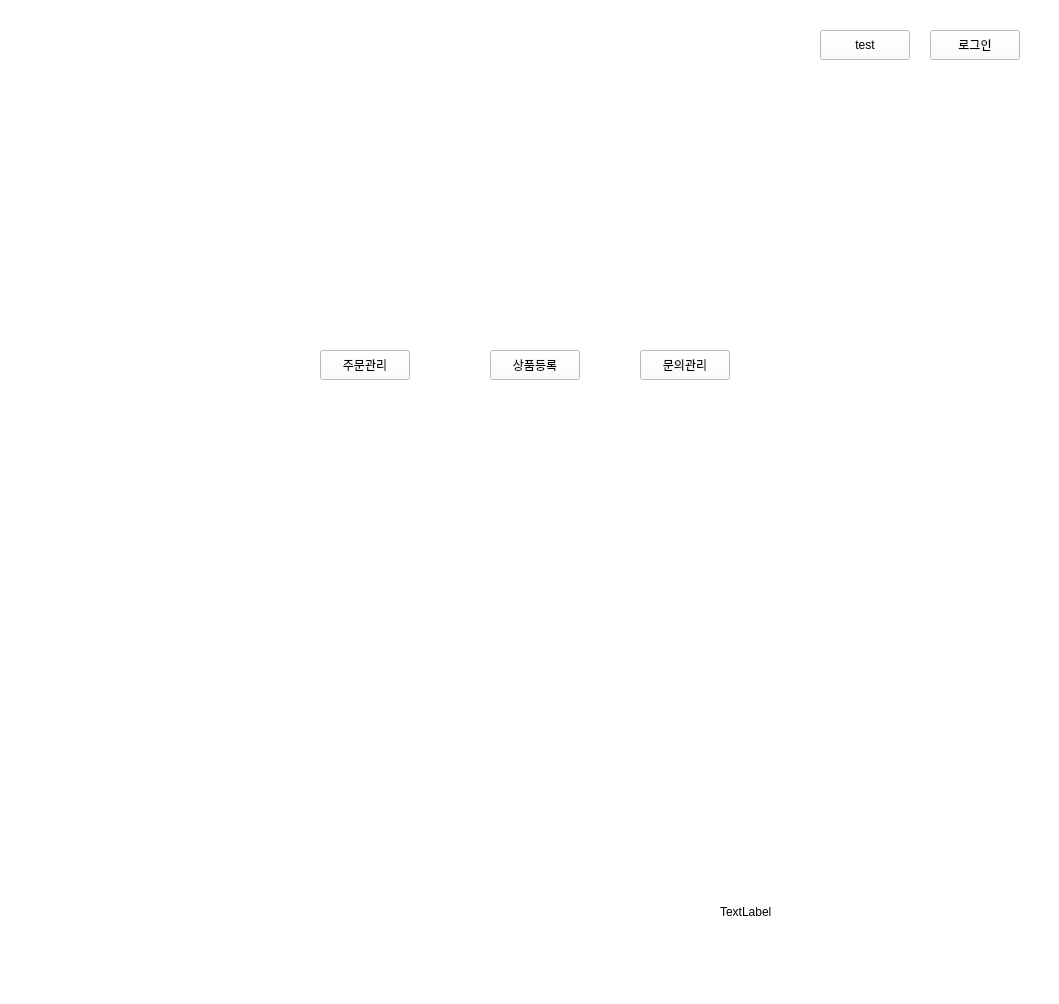
The window that smartstore.ui (soyyoonn/SMARTSTORE) describes before a commit, drawn with Qt 5.
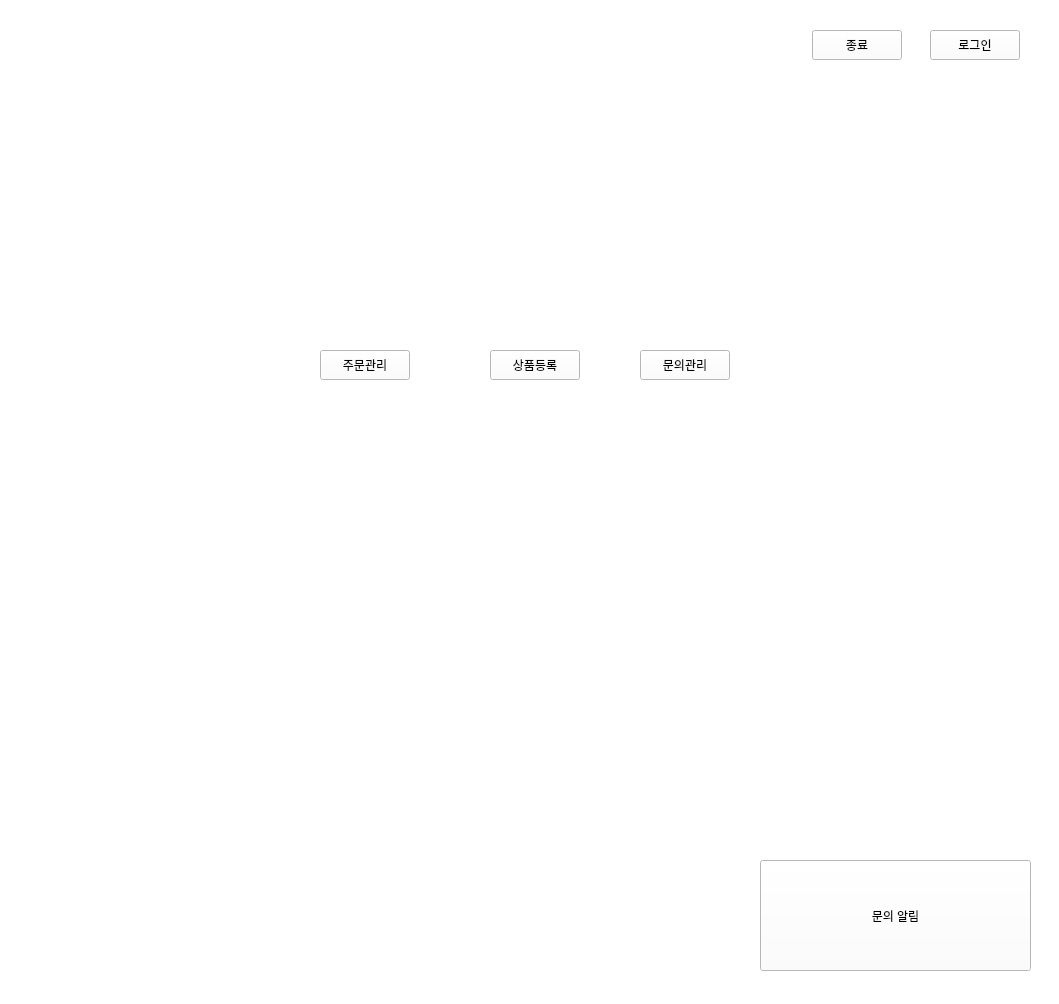
The same window after the commit. The open tabs and pages were chosen to show the change.

Commit message: ui 수정

```diff
--- a/smartstore.ui
+++ b/smartstore.ui
@@ -26,7 +26,7 @@
     </rect>
    </property>
    <property name="currentIndex">
-    <number>5</number>
+    <number>3</number>
    </property>
    <widget class="QWidget" name="page_2">
     <widget class="QPushButton" name="btn_login">
@@ -81,18 +81,48 @@
       <string>상품등록</string>
      </property>
     </widget>
-    <widget class="QPushButton" name="btn_test">
+    <widget class="QStackedWidget" name="stackedWidget_2">
      <property name="geometry">
       <rect>
-       <x>820</x>
-       <y>30</y>
-       <width>90</width>
-       <height>30</height>
+       <x>800</x>
+       <y>20</y>
+       <width>121</width>
+       <height>51</height>
       </rect>
      </property>
-     <property name="text">
-      <string>test</string>
+     <property name="currentIndex">
+      <number>0</number>
      </property>
+     <widget class="QWidget" name="page_7">
+      <widget class="QPushButton" name="btn_test">
+       <property name="geometry">
+        <rect>
+         <x>12</x>
+         <y>10</y>
+         <width>90</width>
+         <height>30</height>
+        </rect>
+       </property>
+       <property name="text">
+        <string>test</string>
+       </property>
+      </widget>
+     </widget>
+     <widget class="QWidget" name="page_8">
+      <widget class="QPushButton" name="btn_end">
+       <property name="geometry">
+        <rect>
+         <x>12</x>
+         <y>10</y>
+         <width>90</width>
+         <height>30</height>
+        </rect>
+       </property>
+       <property name="text">
+        <string>종료</string>
+       </property>
+      </widget>
+     </widget>
     </widget>
    </widget>
    <widget class="QWidget" name="page">
@@ -1431,17 +1461,17 @@
     </widget>
    </widget>
   </widget>
-  <widget class="QLabel" name="qnalabel">
+  <widget class="QPushButton" name="btn_qna">
    <property name="geometry">
     <rect>
-     <x>720</x>
-     <y>861</y>
-     <width>281</width>
-     <height>101</height>
+     <x>760</x>
+     <y>860</y>
+     <width>271</width>
+     <height>111</height>
     </rect>
    </property>
    <property name="text">
-    <string>TextLabel</string>
+    <string>문의 알림</string>
    </property>
   </widget>
  </widget>
```
